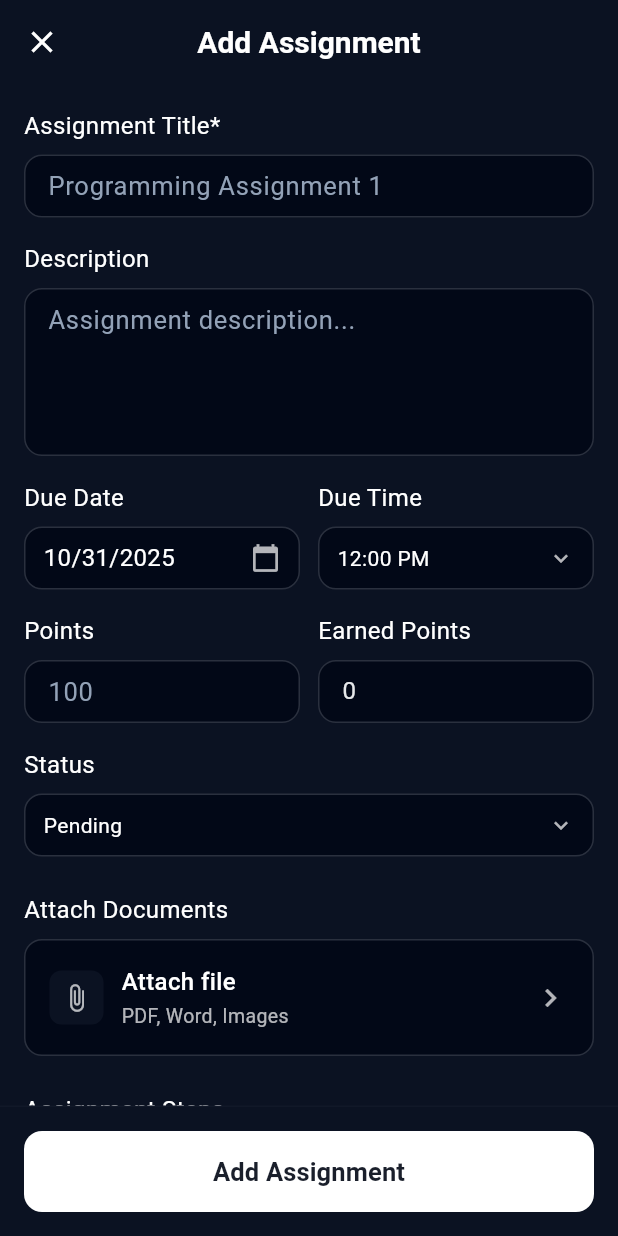
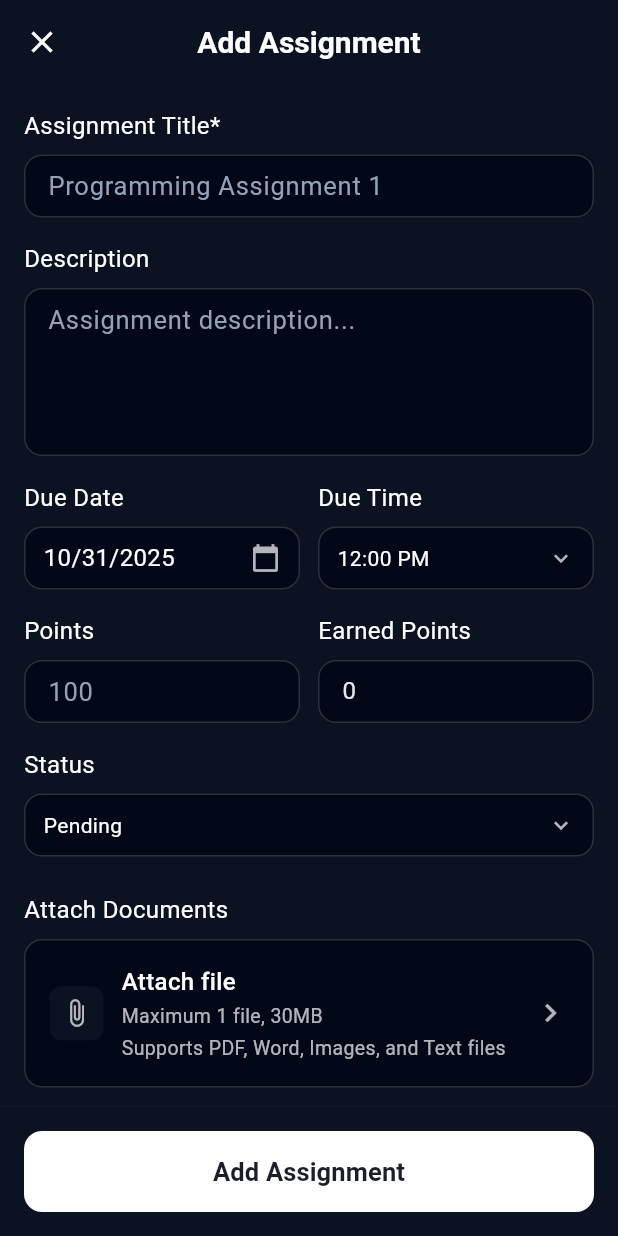
Before and after one commit to KLIQLLC/launchgo-flutter, a Flutter app: the AssignmentFormScreen screen opened directly, on a phone screen of 412 x 824 dp. Run offline on Flutter 3.47's test engine with Material 3 defaults, Android fonts, the light colour scheme and no system bars; our stand-ins replace dio, equatable, file_picker, firebase_core, firebase_crashlytics, firebase_messaging and 12 more; missing offline and left inert: app_badge_plus, stream_chat_flutter; accounts and stored records are empty; generated files the repository leaves out were written again.

Commit message:
Assignment. Increase limit to 30MB

```diff
--- a/launchgo/lib/screens/documents/assignment_form_screen.dart
+++ b/launchgo/lib/screens/documents/assignment_form_screen.dart
@@ -20,7 +20,7 @@ class _FormConstants {
   static const double horizontalPadding = 12.0;
   static const double spacingMedium = 16.0;
   static const double spacingLarge = 24.0;
-  static const int maxFileSize = 10485760; // 10MB
+  static const int maxFileSize = 31457280; // 30MB
   static const Duration defaultDueDateOffset = Duration(days: 7);
 }
 
@@ -867,7 +867,7 @@ class _AssignmentFormScreenState extends State<AssignmentFormScreen> {
           if (mounted) {
             ScaffoldMessenger.of(context).showSnackBar(
               SnackBar(
-                content: Text('File "${file.name}" exceeds 5MB limit'),
+                content: Text('File "${file.name}" exceeds 30MB limit'),
                 backgroundColor: AppColors.error,
               ),
             );
--- a/launchgo/lib/widgets/documents/document_upload_widget.dart
+++ b/launchgo/lib/widgets/documents/document_upload_widget.dart
@@ -211,7 +211,15 @@ class DocumentUploadWidget extends StatelessWidget {
                         ),
                         const SizedBox(height: 2),
                         Text(
-                          'PDF, Word, Images',
+                          'Maximum 1 file, 30MB',
+                          style: TextStyle(
+                            color: textSecondaryColor,
+                            fontSize: 13,
+                          ),
+                        ),
+                        const SizedBox(height: 2),
+                        Text(
+                          'Supports PDF, Word, Images, and Text files',
                           style: TextStyle(
                             color: textSecondaryColor,
                             fontSize: 13,
--- a/launchgo/lib/widgets/schedule/deadline_card.dart
+++ b/launchgo/lib/widgets/schedule/deadline_card.dart
@@ -301,11 +301,11 @@ class _DeadlineCardState extends State<DeadlineCard> {
 
       if (result != null) {
         final file = result.files.first;
-        if (file.size > 10485760) { // 10MB limit
+        if (file.size > 31457280) { // 30MB limit
           if (mounted) {
             ScaffoldMessenger.of(context).showSnackBar(
               SnackBar(
-                content: Text('File "${file.name}" exceeds 10MB limit'),
+                content: Text('File "${file.name}" exceeds 30MB limit'),
                 backgroundColor: Colors.red,
               ),
             );
```
